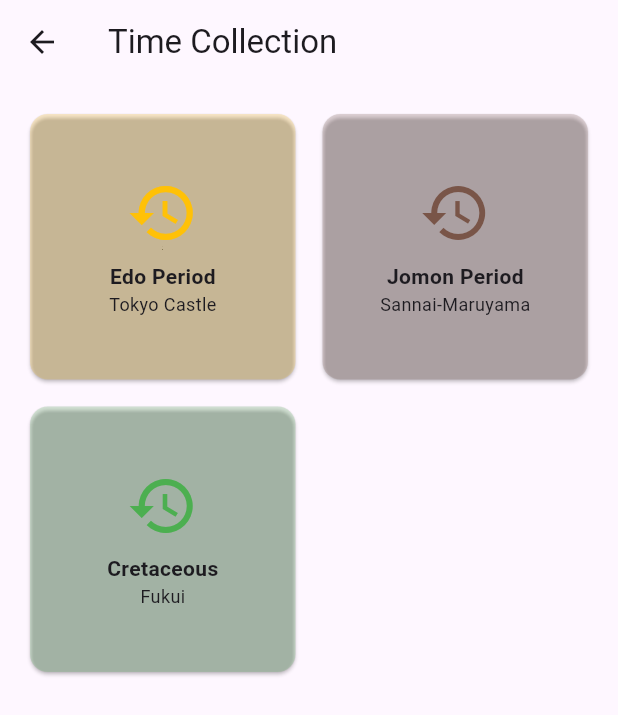
After one commit to furukawa1020/ChronoHolidder, a Flutter app: the CollectionScreen screen opened directly, on a phone screen of 412 x 824 dp. The commit adds this screen. Shown: the top 715 px of the screen. Run offline on Flutter 3.47's test engine with Material 3 defaults, Android fonts, the phone set to English and light mode, and no system bars; our stand-ins replace camera, dio, flutter_map, flutter_riverpod, freezed_annotation, geolocator and 3 more; generated files the repository leaves out were written again.

Commit message:
feat: Initialize Flutter application with AR, chronosphere, and collection screens, integrating GBIF and Wikidata backend services.

```diff
--- /dev/null
+++ b/app/lib/features/collection/collection_screen.dart
@@ -0,0 +1,43 @@
+import 'package:flutter/material.dart';
+
+class CollectionScreen extends StatelessWidget {
+  const CollectionScreen({super.key});
+
+  @override
+  Widget build(BuildContext context) {
+    // Mock data for UI demo
+    final stamps = [
+      {"age": "Edo Period", "loc": "Tokyo Castle", "color": Colors.amber},
+      {"age": "Jomon Period", "loc": "Sannai-Maruyama", "color": Colors.brown},
+      {"age": "Cretaceous", "loc": "Fukui", "color": Colors.green},
+    ];
+
+    return Scaffold(
+      appBar: AppBar(title: Text("Time Collection")),
+      body: GridView.builder(
+        padding: EdgeInsets.all(16),
+        gridDelegate: SliverGridDelegateWithFixedCrossAxisCount(
+          crossAxisCount: 2,
+          crossAxisSpacing: 10,
+          mainAxisSpacing: 10,
+        ),
+        itemCount: stamps.length,
+        itemBuilder: (context, index) {
+          final s = stamps[index];
+          return Card(
+            color: (s["color"] as Color).withOpacity(0.2),
+            child: Column(
+              mainAxisAlignment: MainAxisAlignment.center,
+              children: [
+                Icon(Icons.history, size: 48, color: s["color"] as Color),
+                SizedBox(height: 8),
+                Text(s["age"] as String, style: TextStyle(fontWeight: FontWeight.bold)),
+                Text(s["loc"] as String, style: TextStyle(fontSize: 12)),
+              ],
+            ),
+          );
+        },
+      ),
+    );
+  }
+}
--- a/app/pubspec.yaml
+++ b/app/pubspec.yaml
@@ -34,6 +34,7 @@ dependencies:
   # The following adds the Cupertino Icons font to your application.
   # Use with the CupertinoIcons class for iOS style icons.
   cupertino_icons: ^1.0.8
+  camera: ^0.11.2+1
 
 dev_dependencies:
   flutter_test:
```
Also changed, not shown: app/lib/features/ar/ar_screen.dart (added, +128 -0 lines), app/lib/features/chronosphere/home_screen.dart (+22 -1 lines), app/pubspec.lock, 5 other files.
